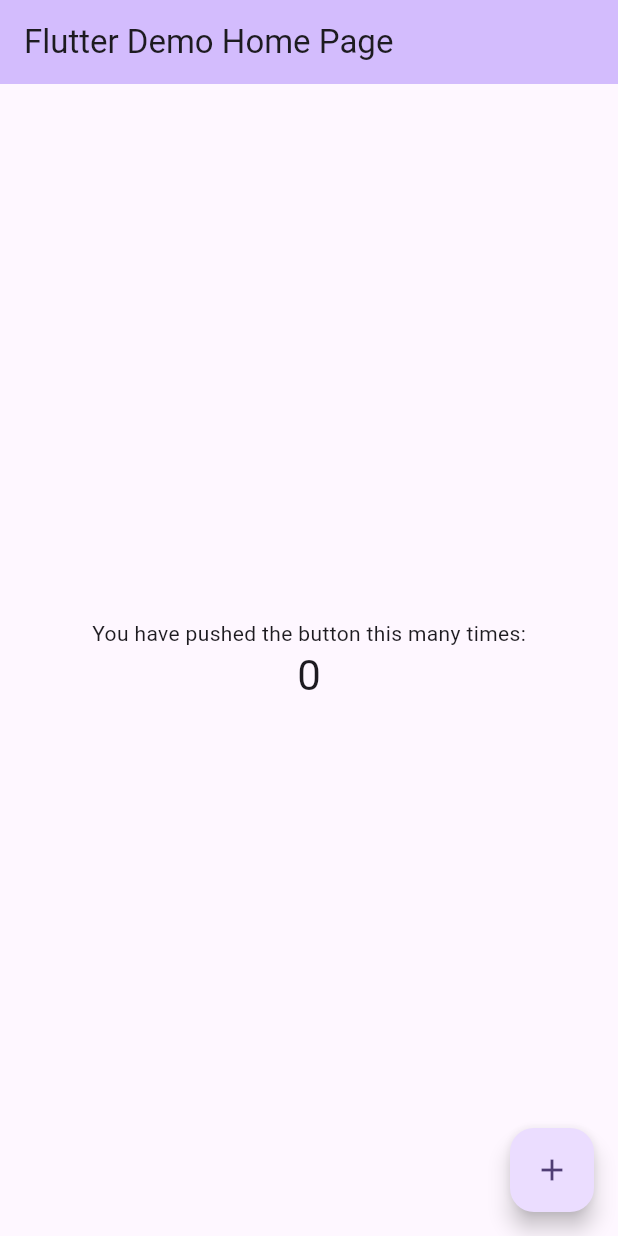
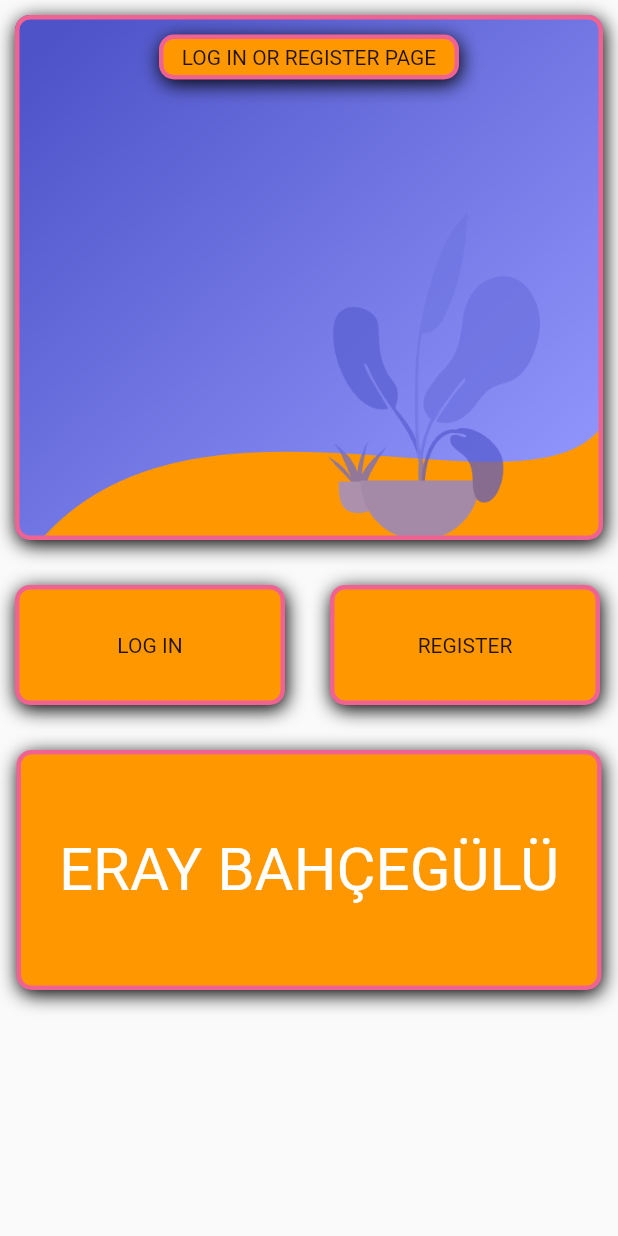
Before and after one commit to eraybahcegulu/login_register, a Flutter app: the screen it shows after launch, on a phone screen of 412 x 824 dp. Run offline on Flutter 3.47's test engine with Material 2 defaults, Android fonts, the phone set to English and light mode, and no system bars; drawn by our look-alikes of animated_text_kit.

Commit message:
Login or register page created

```diff
--- /dev/null
+++ b/lib/auth/login.dart
@@ -0,0 +1,12 @@
+import 'package:flutter/material.dart';
+
+class Login extends StatelessWidget {
+  const Login({super.key});
+
+  @override
+  Widget build(BuildContext context) {
+    return const Scaffold(
+
+    );
+  }
+}
--- a/lib/main.dart
+++ b/lib/main.dart
@@ -1,125 +1,23 @@
 import 'package:flutter/material.dart';
+import 'screens/menu.dart';
+
+
 
 void main() {
   runApp(const MyApp());
+
+
 }
 
 class MyApp extends StatelessWidget {
   const MyApp({super.key});
 
-  // This widget is the root of your application.
   @override
   Widget build(BuildContext context) {
-    return MaterialApp(
-      title: 'Flutter Demo',
-      theme: ThemeData(
-        // This is the theme of your application.
-        //
-        // TRY THIS: Try running your application with "flutter run". You'll see
-        // the application has a blue toolbar. Then, without quitting the app,
-        // try changing the seedColor in the colorScheme below to Colors.green
-        // and then invoke "hot reload" (save your changes or press the "hot
-        // reload" button in a Flutter-supported IDE, or press "r" if you used
-        // the command line to start the app).
-        //
-        // Notice that the counter didn't reset back to zero; the application
-        // state is not lost during the reload. To reset the state, use hot
-        // restart instead.
-        //
-        // This works for code too, not just values: Most code changes can be
-        // tested with just a hot reload.
-        colorScheme: ColorScheme.fromSeed(seedColor: Colors.deepPurple),
-        useMaterial3: true,
-      ),
-      home: const MyHomePage(title: 'Flutter Demo Home Page'),
+    return const MaterialApp(
+      home: Menu(),
+      debugShowCheckedModeBanner: false,
+
     );
   }
 }
-
-class MyHomePage extends StatefulWidget {
-  const MyHomePage({super.key, required this.title});
-
-  // This widget is the home page of your application. It is stateful, meaning
-  // that it has a State object (defined below) that contains fields that affect
-  // how it looks.
-
-  // This class is the configuration for the state. It holds the values (in this
-  // case the title) provided by the parent (in this case the App widget) and
-  // used by the build method of the State. Fields in a Widget subclass are
-  // always marked "final".
-
-  final String title;
-
-  @override
-  State<MyHomePage> createState() => _MyHomePageState();
-}
-
-class _MyHomePageState extends State<MyHomePage> {
-  int _counter = 0;
-
-  void _incrementCounter() {
-    setState(() {
-      // This call to setState tells the Flutter framework that something has
-      // changed in this State, which causes it to rerun the build method below
-      // so that the display can reflect the updated values. If we changed
-      // _counter without calling setState(), then the build method would not be
-      // called again, and so nothing would appear to happen.
-      _counter++;
-    });
-  }
-
-  @override
-  Widget build(BuildContext context) {
-    // This method is rerun every time setState is called, for instance as done
-    // by the _incrementCounter method above.
-    //
-    // The Flutter framework has been optimized to make rerunning build methods
-    // fast, so that you can just rebuild anything that needs updating rather
-    // than having to individually change instances of widgets.
-    return Scaffold(
-      appBar: AppBar(
-        // TRY THIS: Try changing the color here to a specific color (to
-        // Colors.amber, perhaps?) and trigger a hot reload to see the AppBar
-        // change color while the other colors stay the same.
-        backgroundColor: Theme.of(context).colorScheme.inversePrimary,
-        // Here we take the value from the MyHomePage object that was created by
-        // the App.build method, and use it to set our appbar title.
-        title: Text(widget.title),
-      ),
-      body: Center(
-        // Center is a layout widget. It takes a single child and positions it
-        // in the middle of the parent.
-        child: Column(
-          // Column is also a layout widget. It takes a list of children and
-          // arranges them vertically. By default, it sizes itself to fit its
-          // children horizontally, and tries to be as tall as its parent.
-          //
-          // Column has various properties to control how it sizes itself and
-          // how it positions its children. Here we use mainAxisAlignment to
-          // center the children vertically; the main axis here is the vertical
-          // axis because Columns are vertical (the cross axis would be
-          // horizontal).
-          //
-          // TRY THIS: Invoke "debug painting" (choose the "Toggle Debug Paint"
-          // action in the IDE, or press "p" in the console), to see the
-          // wireframe for each widget.
-          mainAxisAlignment: MainAxisAlignment.center,
-          children: <Widget>[
-            const Text(
-              'You have pushed the button this many times:',
-            ),
-            Text(
-              '$_counter',
-              style: Theme.of(context).textTheme.headlineMedium,
-            ),
-          ],
-        ),
-      ),
-      floatingActionButton: FloatingActionButton(
-        onPressed: _incrementCounter,
-        tooltip: 'Increment',
-        child: const Icon(Icons.add),
-      ), // This trailing comma makes auto-formatting nicer for build methods.
-    );
-  }
-}
--- /dev/null
+++ b/lib/screens/menu.dart
@@ -0,0 +1,138 @@
+import 'package:animated_text_kit/animated_text_kit.dart';
+import 'package:flutter/material.dart';
+
+class Menu extends StatelessWidget {
+  const Menu({super.key});
+
+  @override
+  Widget build(BuildContext context) {
+    return Scaffold(
+      body: Column(
+        children: [
+          Container(
+            height: 350,
+            width: 400,
+            margin: const EdgeInsets.all(10),
+            decoration: BoxDecoration(
+                image: const DecorationImage(
+                  image: AssetImage('assets/images/background_menu.png'),
+                  fit: BoxFit.cover,
+                ),
+                color: Colors.orange,
+                border: Border.all(
+                  color: Colors.pink.shade300,
+                  width: 3.0,
+                ),
+                borderRadius: const BorderRadius.all(Radius.circular(10.0)),
+                boxShadow: const [
+                  BoxShadow(
+                      blurRadius: 10, color: Colors.black, offset: Offset(1, 3))
+                ]),
+            child: Column(
+              children: [
+                Container(
+                  height: 30,
+                  width: 200,
+                  margin: const EdgeInsets.only(top: 10.0),
+                  decoration: BoxDecoration(
+                      color: Colors.orange,
+                      border: Border.all(
+                        color: Colors.pink.shade300,
+                        width: 3.0,
+                      ),
+                      borderRadius:
+                          const BorderRadius.all(Radius.circular(10.0)),
+                      boxShadow: const [
+                        BoxShadow(
+                            blurRadius: 10,
+                            color: Colors.black,
+                            offset: Offset(1, 3))
+                      ]),
+                  child: const Align(
+                    child: Text('LOG IN OR REGISTER PAGE'),
+                  ),
+                ),
+              ],
+            ),
+          ),
+          Row(
+            children: [
+              Container(
+                height: 80,
+                width: 180,
+                margin: const EdgeInsets.fromLTRB(10, 20, 0, 0),
+                decoration: BoxDecoration(
+                    color: Colors.orange,
+                    border: Border.all(
+                      color: Colors.pink.shade300,
+                      width: 3.0,
+                    ),
+                    borderRadius: const BorderRadius.all(Radius.circular(10.0)),
+                    boxShadow: const [
+                      BoxShadow(
+                          blurRadius: 10,
+                          color: Colors.black,
+                          offset: Offset(1, 3))
+                    ]),
+                child: const Align(
+                  child: Text('LOG IN'),
+                ),
+              ),
+              Container(
+                height: 80,
+                width: 180,
+                margin: const EdgeInsets.fromLTRB(30, 20, 0, 0),
+                decoration: BoxDecoration(
+                    color: Colors.orange,
+                    border: Border.all(
+                      color: Colors.pink.shade300,
+                      width: 3.0,
+                    ),
+                    borderRadius: const BorderRadius.all(Radius.circular(10.0)),
+                    boxShadow: const [
+                      BoxShadow(
+                          blurRadius: 10,
+                          color: Colors.black,
+                          offset: Offset(1, 3))
+                    ]),
+                child: const Align(
+                  child: Text('REGISTER'),
+                ),
+              )
+            ],
+          ),
+          Container(
+            height: 160,
+            width: 390,
+            margin: const EdgeInsets.only(top: 30.0),
+            decoration: BoxDecoration(
+                color: Colors.orange,
+                border: Border.all(
+                  color: Colors.pink.shade300,
+                  width: 3.0,
+                ),
+                borderRadius: const BorderRadius.all(Radius.circular(10.0)),
+                boxShadow: const [
+                  BoxShadow(
+                      blurRadius: 10, color: Colors.black, offset: Offset(1, 3))
+                ]),
+            child: Align(
+              child: DefaultTextStyle(
+                style: const TextStyle(
+                  fontSize: 40,
+                ),
+                child: AnimatedTextKit(
+                  repeatForever: true,
+                  isRepeatingAnimation: true,
+                  animatedTexts: [
+                    WavyAnimatedText('ERAY BAHÇEGÜLÜ'),
+                  ],
+                ),
+              ),
+            ),
+          ),
+        ],
+      ),
+    );
+  }
+}
--- a/pubspec.yaml
+++ b/pubspec.yaml
@@ -35,6 +35,9 @@ dependencies:
   # The following adds the Cupertino Icons font to your application.
   # Use with the CupertinoIcons class for iOS style icons.
   cupertino_icons: ^1.0.2
+  font_awesome_flutter: ^10.5.0
+  flutter_animate: ^4.2.0+1
+  animated_text_kit: ^4.2.2
 
 dev_dependencies:
   flutter_test:
@@ -52,6 +55,8 @@ dev_dependencies:
 
 # The following section is specific to Flutter packages.
 flutter:
+  assets:
+    - assets/images/background_menu.png
 
   # The following line ensures that the Material Icons font is
   # included with your application, so that you can use the icons in
```
Also changed, not shown: assets/images/background_menu.png (added), pubspec.lock, 1 other file.
